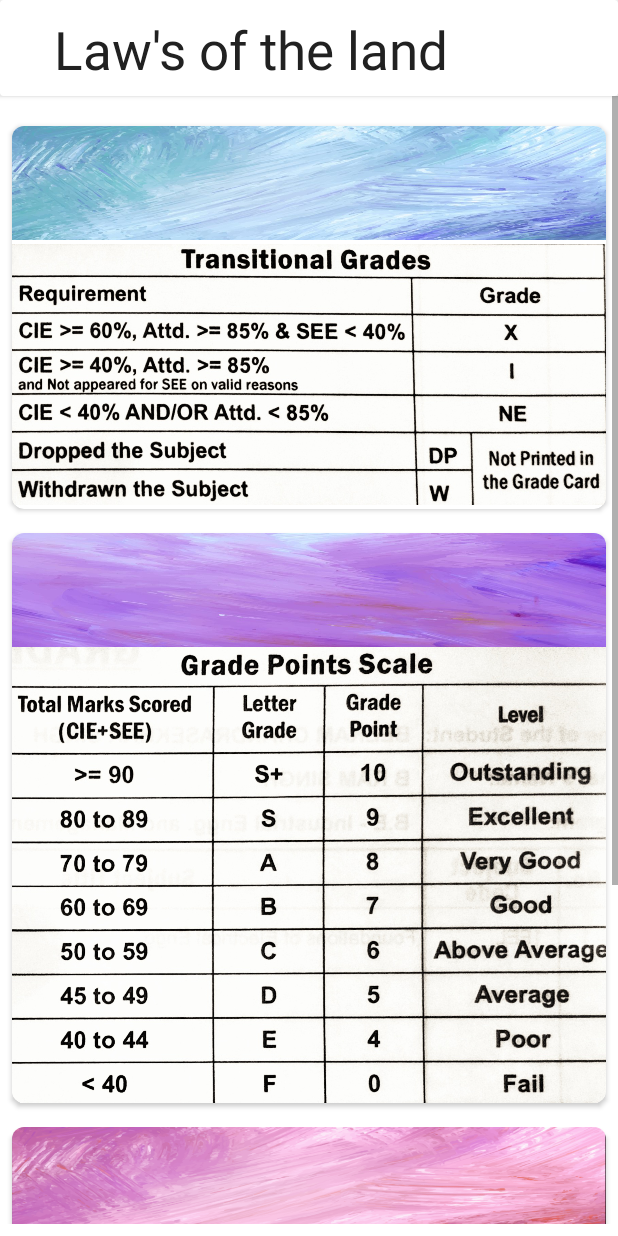
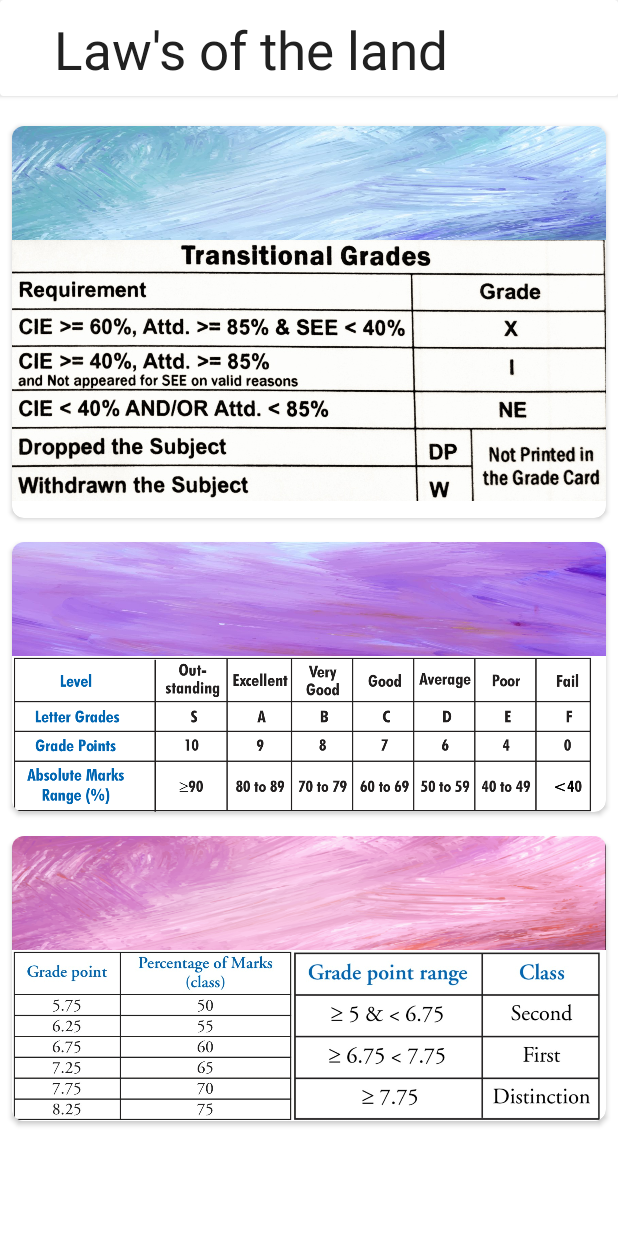
Before and after one commit to FrdsAlm/CalCie, an Android app: the fragment help shown on its own in the app's theme, on a phone screen of 412 x 824 dp. Run offline under Robolectric (Android 15) with nearby library versions, the phone set to English and light mode, and no system bars; libraries missing offline, so code that uses them is left out: com.alespero.expandablecardview; plain views replace ExpandableCardView; 1 statement that could not run was skipped.

Commit message:
Updated new grade scale tables

```diff
--- a/app/src/main/res/layout/fragment_help.xml
+++ b/app/src/main/res/layout/fragment_help.xml
@@ -41,9 +41,9 @@
 
             <androidx.cardview.widget.CardView
                 android:id="@+id/cardView3"
+                style="@style/cardStyle"
                 android:layout_width="match_parent"
-                android:layout_height="255dp"
-               style="@style/cardStyle"
+                android:layout_height="wrap_content"
                 app:cardCornerRadius="8dp"
                 app:layout_constraintEnd_toEndOf="parent"
                 app:layout_constraintHorizontal_bias="1.0"
@@ -61,22 +61,22 @@
                         android:layout_width="match_parent"
                         android:layout_height="76dp"
                         android:scaleType="centerCrop"
-                        android:src="@drawable/asset1"
-                        />
+                        android:src="@drawable/asset1" />
 
                     <ImageView
                         android:id="@+id/imageView2"
                         android:layout_width="wrap_content"
-                        android:layout_height="wrap_content"
+                        android:layout_height="185dp"
+                        android:scaleType="fitStart"
                         android:src="@drawable/tgrades" />
                 </LinearLayout>
 
             </androidx.cardview.widget.CardView>
 
             <androidx.cardview.widget.CardView
+                style="@style/cardStyle"
                 android:layout_width="match_parent"
-                style="@style/cardStyle"
-                android:layout_height="380dp"
+                android:layout_height="wrap_content"
                 app:cardCornerRadius="8dp"
                 app:layout_constraintEnd_toEndOf="parent"
                 app:layout_constraintStart_toStartOf="parent"
@@ -85,7 +85,7 @@
                 <LinearLayout
                     android:id="@+id/linearLayout2"
                     android:layout_width="match_parent"
-                    android:layout_height="match_parent"
+                    android:layout_height="180dp"
                     android:orientation="vertical">
 
                     <ImageView
@@ -97,9 +97,9 @@
 
                     <ImageView
                         android:id="@+id/imageView4"
-                        android:layout_width="match_parent"
+                        android:layout_width="wrap_content"
                         android:layout_height="wrap_content"
-                        android:scaleType="centerCrop"
+                        android:scaleType="fitStart"
                         android:src="@drawable/gpscale" />
                 </LinearLayout>
 
@@ -109,7 +109,7 @@
 
             <androidx.cardview.widget.CardView
                 android:layout_width="match_parent"
-                android:layout_height="380dp"
+                android:layout_height="wrap_content"
                 style="@style/cardStyle"
                 app:cardCornerRadius="8dp"
                 >
@@ -117,7 +117,7 @@
                 <LinearLayout
                     android:id="@+id/linearLayout3"
                     android:layout_width="match_parent"
-                    android:layout_height="match_parent"
+                    android:layout_height="wrap_content"
                     android:orientation="vertical">
 
                     <ImageView
@@ -130,8 +130,8 @@
                     <ImageView
                         android:id="@+id/imageView6"
                         android:layout_width="match_parent"
-                        android:layout_height="wrap_content"
-                        android:scaleType="centerCrop"
+                        android:layout_height="114dp"
+                        android:scaleType="fitStart"
                         android:src="@drawable/pereqv" />
                 </LinearLayout>
 
```
Also changed, not shown: app/src/main/res/drawable-v24/gpscale.jpeg (deleted), app/src/main/res/drawable-v24/gpscale.png (added), app/src/main/res/drawable-v24/pereqv.jpeg (deleted), app/src/main/res/drawable-v24/pereqv.jpg (added).
